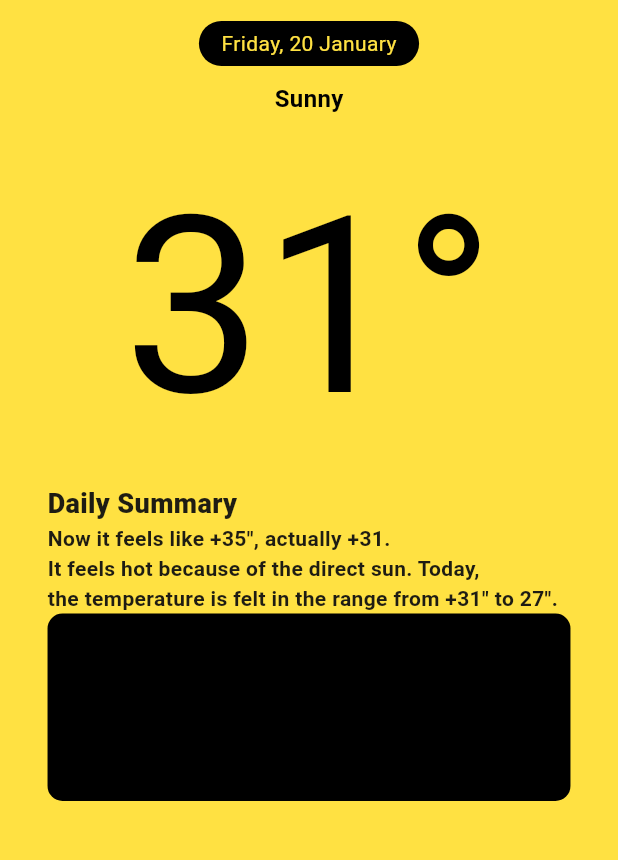
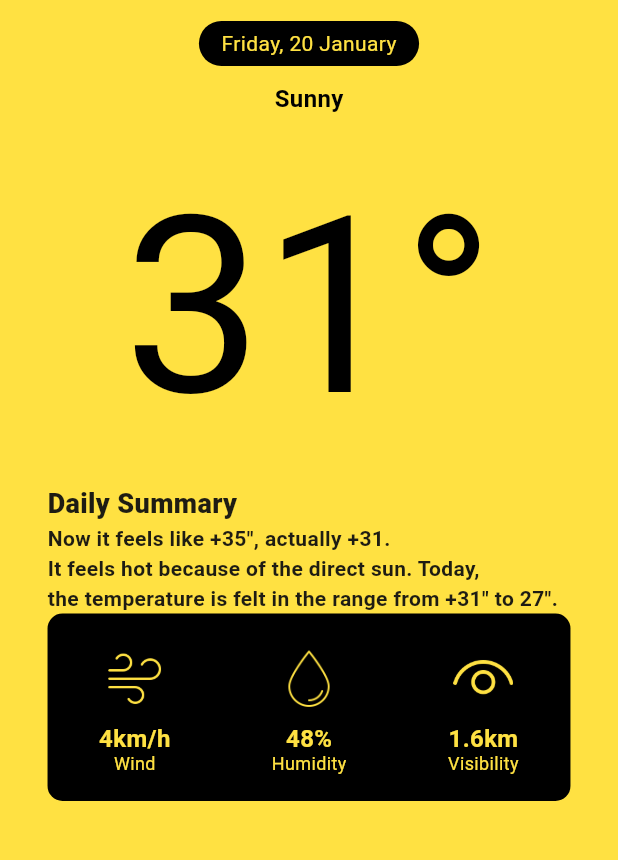
Before and after one commit to tortamque/Weathque, a Flutter app: the screen it shows after launch, on a phone screen of 412 x 824 dp, the part 63-923 px from its top. Run offline on Flutter 3.47's test engine with Material 2 defaults, Android fonts, the phone set to English and light mode, and no system bars.

Commit message:
Add CardItem widgets to WeatherCard

```diff
--- a/lib/features/app/presentation/widgets/card/weather_card.dart
+++ b/lib/features/app/presentation/widgets/card/weather_card.dart
@@ -1,4 +1,5 @@
 import 'package:flutter/material.dart';
+import 'package:weathque/features/app/presentation/widgets/card/card_item.dart';
 
 class WeatherCard extends StatelessWidget {
   const WeatherCard({super.key});
@@ -13,6 +14,25 @@ class WeatherCard extends StatelessWidget {
         ),
         width: double.infinity,
         height: 125,
+        child: Row(
+          children: [
+            CardItem(
+              iconPath: "assets/icons/wind.png",
+              data: "4km/h",
+              type: "Wind"
+            ),
+            CardItem(
+              iconPath: "assets/icons/drop.png",
+              data: "48%",
+              type: "Humidity"
+            ),
+            CardItem(
+              iconPath: "assets/icons/eye.png",
+              data: "1.6km",
+              type: "Visibility"
+            ),
+          ],
+        ),
       ),
     );
   }
```
